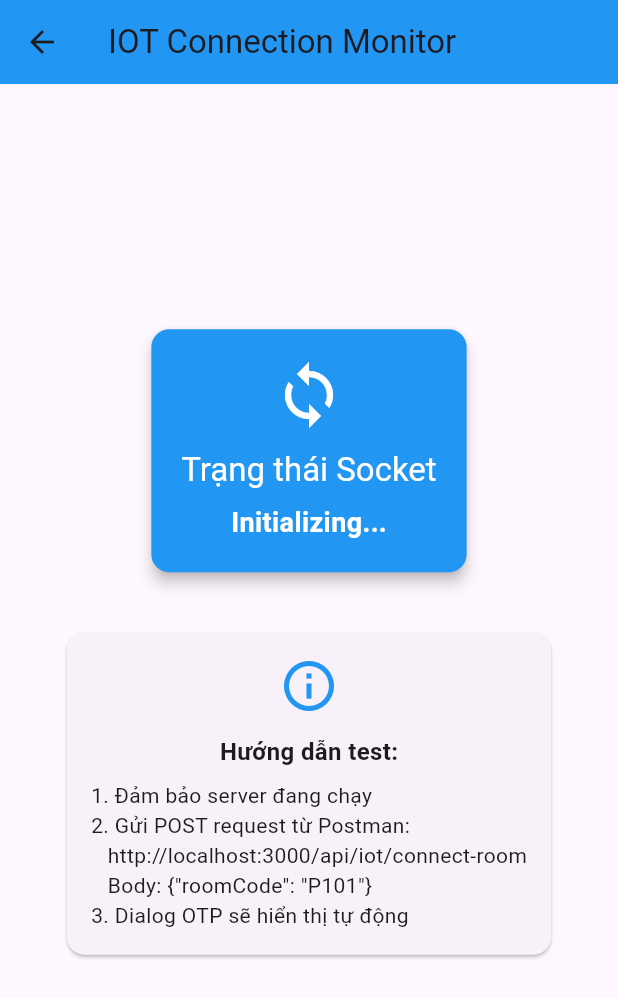
After one commit to nho-moi-so/quan-ly-tim-kiem-phong-tro, a Flutter app: the OtpDisplayScreen screen opened by its route, on a phone screen of 412 x 824 dp. The commit adds this screen. Shown: the top 998 px of the screen. Run offline on Flutter 3.47's test engine with Material 3 defaults, Android fonts, the phone set to English and light mode, and no system bars; our stand-ins replace cloud_firestore, firebase_core, fl_chart, flutter_svg, image_picker, pie_chart and 1 more; accounts and stored records are empty; network calls fail.

Commit message:
feat: implement SocketService and OTP display screen for IoT connection monitoring

```diff
--- /dev/null
+++ b/quan_ly_tim_kiem_phong_tro_fe/lib/features/owner/screens/otp_display_screen.dart
@@ -0,0 +1,340 @@
+import 'package:flutter/material.dart';
+import 'package:flutter/services.dart';
+import 'package:provider/provider.dart';
+import 'package:quan_ly_tim_kiem_phong_tro_fe/service/owner/socket_service.dart';
+
+class OtpDisplayScreen extends StatefulWidget {
+  const OtpDisplayScreen({super.key});
+
+  @override
+  State<OtpDisplayScreen> createState() => _OtpDisplayScreenState();
+}
+
+class _OtpDisplayScreenState extends State<OtpDisplayScreen> {
+  bool _dialogShown = false;
+
+  @override
+  Widget build(BuildContext context) {
+    final socketService = Provider.of<SocketService>(context);
+
+    // Show dialog when OTP is received
+    if (socketService.otp != null && !_dialogShown) {
+      _dialogShown = true;
+      WidgetsBinding.instance.addPostFrameCallback((_) {
+        _showOtpDialog(context, socketService);
+      });
+    }
+
+    // Reset dialog flag when OTP is cleared
+    if (socketService.otp == null && _dialogShown) {
+      _dialogShown = false;
+    }
+
+    return Scaffold(
+      appBar: AppBar(
+        title: const Text('IOT Connection Monitor'),
+        backgroundColor: Colors.blue,
+      ),
+      body: Center(
+        child: Padding(
+          padding: const EdgeInsets.all(24.0),
+          child: Column(
+            mainAxisAlignment: MainAxisAlignment.center,
+            children: <Widget>[
+              // Connection Status Card
+              Card(
+                elevation: 4,
+                color: _getStatusColor(socketService.connectionStatus),
+                child: Padding(
+                  padding: const EdgeInsets.all(20.0),
+                  child: Column(
+                    children: [
+                      Icon(
+                        _getStatusIcon(socketService.connectionStatus),
+                        size: 48,
+                        color: Colors.white,
+                      ),
+                      const SizedBox(height: 12),
+                      Text(
+                        'Trạng thái Socket',
+                        style: Theme.of(context).textTheme.titleLarge?.copyWith(
+                              color: Colors.white,
+                            ),
+                      ),
+                      const SizedBox(height: 8),
+                      Text(
+                        socketService.connectionStatus ?? 'Initializing...',
+                        style: const TextStyle(
+                          color: Colors.white,
+                          fontWeight: FontWeight.bold,
+                          fontSize: 18,
+                        ),
+                      ),
+                    ],
+                  ),
+                ),
+              ),
+              const SizedBox(height: 32),
+
+              // Instructions
+              const Card(
+                child: Padding(
+                  padding: EdgeInsets.all(16.0),
+                  child: Column(
+                    children: [
+                      Icon(Icons.info_outline, size: 40, color: Colors.blue),
+                      SizedBox(height: 12),
+                      Text(
+                        'Hướng dẫn test:',
+                        style: TextStyle(
+                          fontSize: 16,
+                          fontWeight: FontWeight.bold,
+                        ),
+                      ),
+                      SizedBox(height: 8),
+                      Text(
+                        '1. Đảm bảo server đang chạy\n'
+                        '2. Gửi POST request từ Postman:\n'
+                        '   http://localhost:3000/api/iot/connect-room\n'
+                        '   Body: {"roomCode": "P101"}\n'
+                        '3. Dialog OTP sẽ hiển thị tự động',
+                        textAlign: TextAlign.left,
+                        style: TextStyle(fontSize: 14),
+                      ),
+                    ],
+                  ),
+                ),
+              ),
+              const SizedBox(height: 24),
+
+              // Current OTP Info (if available)
+              if (socketService.otp != null)
+                Card(
+                  color: Colors.green.shade50,
+                  child: Padding(
+                    padding: const EdgeInsets.all(16.0),
+                    child: Column(
+                      children: [
+                        const Text(
+                          '✅ OTP đã nhận',
+                          style: TextStyle(
+                            fontSize: 18,
+                            fontWeight: FontWeight.bold,
+                            color: Colors.green,
+                          ),
+                        ),
+                        const SizedBox(height: 8),
+                        Text(
+                          'Room: ${socketService.roomName ?? socketService.roomCode}',
+                          style: const TextStyle(fontSize: 14),
+                        ),
+                        if (socketService.apartmentName != null)
+                          Text(
+                            'Apartment: ${socketService.apartmentName}',
+                            style: const TextStyle(fontSize: 14),
+                          ),
+                        const SizedBox(height: 8),
+                        Text(
+                          'OTP: ${socketService.otp}',
+                          style: const TextStyle(
+                            fontSize: 24,
+                            fontWeight: FontWeight.bold,
+                            color: Colors.blue,
+                          ),
+                        ),
+                      ],
+                    ),
+                  ),
+                ),
+            ],
+          ),
+        ),
+      ),
+    );
+  }
+
+  Color _getStatusColor(String? status) {
+    switch (status) {
+      case 'Connected':
+      case 'OTP Ready':
+      case 'Verification Successful':
+        return Colors.green;
+      case 'Disconnected':
+        return Colors.red;
+      case 'Error':
+        return Colors.orange;
+      default:
+        return Colors.blue;
+    }
+  }
+
+  IconData _getStatusIcon(String? status) {
+    switch (status) {
+      case 'Connected':
+        return Icons.check_circle;
+      case 'OTP Ready':
+        return Icons.key;
+      case 'Verification Successful':
+        return Icons.verified;
+      case 'Disconnected':
+        return Icons.cancel;
+      default:
+        return Icons.sync;
+    }
+  }
+
+  void _showOtpDialog(BuildContext context, SocketService socketService) {
+    showDialog(
+      context: context,
+      barrierDismissible: false,
+      builder: (BuildContext dialogContext) {
+        return AlertDialog(
+          shape: RoundedRectangleBorder(
+            borderRadius: BorderRadius.circular(16),
+          ),
+          title: Row(
+            children: [
+              Container(
+                padding: const EdgeInsets.all(8),
+                decoration: BoxDecoration(
+                  color: Colors.blue.shade100,
+                  borderRadius: BorderRadius.circular(8),
+                ),
+                child: Icon(
+                  Icons.wifi_tethering,
+                  color: Colors.blue.shade700,
+                  size: 32,
+                ),
+              ),
+              const SizedBox(width: 12),
+              const Expanded(
+                child: Text(
+                  '🔑 Thiết bị IOT yêu cầu kết nối',
+                  style: TextStyle(fontSize: 16),
+                ),
+              ),
+            ],
+          ),
+          content: Column(
+            mainAxisSize: MainAxisSize.min,
+            children: [
+              // Room Info
+              if (socketService.roomName != null) ...[
+                _buildInfoRow('Phòng:', socketService.roomName!),
+                const SizedBox(height: 8),
+              ],
+              if (socketService.apartmentName != null) ...[
+                _buildInfoRow('Tòa nhà:', socketService.apartmentName!),
+                const SizedBox(height: 16),
+              ],
+              // OTP Display
+              Container(
+                padding: const EdgeInsets.all(20),
+                decoration: BoxDecoration(
+                  color: Colors.blue.shade700,
+                  borderRadius: BorderRadius.circular(12),
+                ),
+                child: Column(
+                  children: [
+                    const Text(
+                      'Mã OTP',
+                      style: TextStyle(
+                        color: Colors.white70,
+                        fontSize: 14,
+                      ),
+                    ),
+                    const SizedBox(height: 8),
+                    Row(
+                      mainAxisAlignment: MainAxisAlignment.center,
+                      children: [
+                        Text(
+                          socketService.otp ?? '',
+                          style: const TextStyle(
+                            color: Colors.white,
+                            fontSize: 36,
+                            fontWeight: FontWeight.bold,
+                            letterSpacing: 8,
+                          ),
+                        ),
+                        IconButton(
+                          onPressed: () {
+                            Clipboard.setData(
+                              ClipboardData(text: socketService.otp ?? ''),
+                            );
+                            ScaffoldMessenger.of(context).showSnackBar(
+                              const SnackBar(
+                                content: Text('✓ Đã copy mã OTP'),
+                                duration: Duration(seconds: 2),
+                              ),
+                            );
+                          },
+                          icon: const Icon(
+                            Icons.copy,
+                            color: Colors.white,
+                            size: 20,
+                          ),
+                        ),
+                      ],
+                    ),
+                  ],
+                ),
+              ),
+              const SizedBox(height: 16),
+              // Instructions
+              Container(
+                padding: const EdgeInsets.all(12),
+                decoration: BoxDecoration(
+                  color: Colors.orange.shade50,
+                  borderRadius: BorderRadius.circular(8),
+                  border: Border.all(color: Colors.orange.shade200),
+                ),
+                child: Row(
+                  children: [
+                    Icon(Icons.info_outline, color: Colors.orange.shade700),
+                    const SizedBox(width: 8),
+                    const Expanded(
+                      child: Text(
+                        'Nhập mã này vào thiết bị ESP32 để xác thực',
+                        style: TextStyle(fontSize: 12),
+                      ),
+                    ),
+                  ],
+                ),
+              ),
+            ],
+          ),
+          actions: <Widget>[
+            TextButton(
+              onPressed: () {
+                Navigator.of(dialogContext).pop();
+                socketService.resetOtp();
+              },
+              child: const Text('Đóng'),
+            ),
+          ],
+        );
+      },
+    );
+  }
+
+  Widget _buildInfoRow(String label, String value) {
+    return Row(
+      children: [
+        Text(
+          label,
+          style: const TextStyle(
+            fontWeight: FontWeight.w500,
+            color: Colors.grey,
+          ),
+        ),
+        const SizedBox(width: 8),
+        Expanded(
+          child: Text(
+            value,
+            style: const TextStyle(fontWeight: FontWeight.bold),
+          ),
+        ),
+      ],
+    );
+  }
+}
--- /dev/null
+++ b/quan_ly_tim_kiem_phong_tro_fe/lib/service/owner/socket_service.dart
@@ -0,0 +1,148 @@
+import 'package:flutter/foundation.dart';
+import 'package:socket_io_client/socket_io_client.dart' as IO;
+
+import '../navigation_service.dart';
+
+class SocketService with ChangeNotifier {
+  late IO.Socket socket;
+  String? _otp;
+  String? _roomCode;
+  String? _roomName;
+  String? _apartmentName;
+  String? _connectionStatus;
+
+  String? get otp => _otp;
+  String? get roomCode => _roomCode;
+  String? get roomName => _roomName;
+  String? get apartmentName => _apartmentName;
+  String? get connectionStatus => _connectionStatus;
+
+  SocketService() {
+    // Khởi tạo và kết nối ngay khi service được tạo
+    initSocket();
+  }
+
+  void initSocket() {
+    try {
+      print('🔄 Initializing Socket...');
+
+      // Thay đổi URL dựa trên môi trường:
+      // - Android Emulator: http://10.0.2.2:3000
+      // - iOS Simulator: http://localhost:3000
+      // - Device thật (cùng WiFi): http://YOUR_IP:3000
+      final serverUrl = 'http://192.168.2.144:3000';
+      print('🌐 Connecting to: $serverUrl');
+
+      socket = IO.io(
+        serverUrl,
+        IO.OptionBuilder()
+            .setTransports(['websocket'])
+            .enableAutoConnect()
+            .enableReconnection()
+            .setReconnectionDelay(1000)
+            .setReconnectionDelayMax(5000)
+            .setReconnectionAttempts(5)
+            .build(),
+      );
+
+      print('✅ Socket instance created');
+
+      // Lắng nghe sự kiện kết nối
+      socket.onConnect((_) {
+        print('✅ Socket Connected: ${socket.id}');
+        _connectionStatus = 'Connected';
+        notifyListeners();
+
+        // Join room A101 giống test-socket-client.js
+        socket.emit('join_room', 'A101');
+        print('📤 Sent join_room event with roomCode: A101');
+      });
+
+      // ⚠️ QUAN TRỌNG: Event name phải khớp với server
+      // Server emit: 'otp_received' (không có dấu gạch ngang)
+      socket.on('otp_received', (data) {
+        print('🔑 OTP Received from server: $data');
+
+        // Server trả về { otp, roomCode }
+        _otp = data['otp']?.toString();  // Đổi từ 'otpCode' thành 'otp'
+        _roomCode = data['roomCode']?.toString();
+        _roomName = 'Phòng ${data['roomCode']}';  // Tạm thời generate
+        _apartmentName = 'Tòa nhà A';  // Tạm thời hardcode
+        _connectionStatus = 'OTP Ready';
+
+        notifyListeners();
+
+        // Tự động navigate đến màn hình OTP bằng named route
+        print('🚀 Navigating to /iot-test screen...');
+        navigationService.navigatorKey.currentState?.pushNamed('/iot-test');
+      });
+
+      // Event khi verify thành công
+      socket.on('iot-verified', (data) {
+        print('🎉 Verification Success: $data');
+        _connectionStatus = 'Verification Successful';
+        _otp = null;
+        notifyListeners();
+      });
+
+      // Lắng nghe khi join room thành công
+      socket.on('joined', (data) {
+        print('✅ Joined room successfully: $data');
+      });
+
+      // Lắng nghe sự kiện ngắt kết nối
+      socket.onDisconnect((_) {
+        print('❌ Socket Disconnected');
+        _connectionStatus = 'Disconnected';
+        notifyListeners();
+      });
+
+      // Lắng nghe lỗi
+      socket.onError((error) {
+        print('🚨 Socket Error: $error');
+        _connectionStatus = 'Error: $error';
+        notifyListeners();
+      });
+
+      socket.onConnectError((error) {
+        print('🚨 Socket Connect Error: $error');
+        _connectionStatus = 'Connect Error: $error';
+        notifyListeners();
+      });
+
+      // Debug: Log tất cả events
+      socket.onAny((event, data) {
+        print('📨 Event received: $event with data: $data');
+      });
+
+      // Bắt đầu kết nối
+      print('🔌 Attempting to connect...');
+      socket.connect();
+    } catch (e) {
+      print('❌ Socket Initialization Error: $e');
+      _connectionStatus = 'Init Error: $e';
+      notifyListeners();
+    }
+  }
+
+  // Phương thức đóng socket
+  void closeSocket() {
+    socket.disconnect();
+    socket.dispose();
+  }
+
+  // Reset OTP sau khi đã hiển thị hoặc verify
+  void resetOtp() {
+    _otp = null;
+    _roomCode = null;
+    _roomName = null;
+    _apartmentName = null;
+    notifyListeners();
+  }
+
+  @override
+  void dispose() {
+    closeSocket();
+    super.dispose();
+  }
+}
--- a/quan_ly_tim_kiem_phong_tro_fe/pubspec.yaml
+++ b/quan_ly_tim_kiem_phong_tro_fe/pubspec.yaml
@@ -44,6 +44,10 @@ dependencies:
   image_picker: ^1.1.2
   path_provider: ^2.1.5
   intl: ^0.20.2
+
+  socket_io_client: ^3.0.0
+  http: ^1.0.0 # Gói này không bắt buộc cho socket, nhưng hữu ích nếu bạn cần gọi API
+  provider: ^6.1.5+1
 
 dev_dependencies:
   flutter_test:
```
Also changed, not shown: quan_ly_tim_kiem_phong_tro_fe/lib/main.dart (+16 -2 lines), 2 other files.
